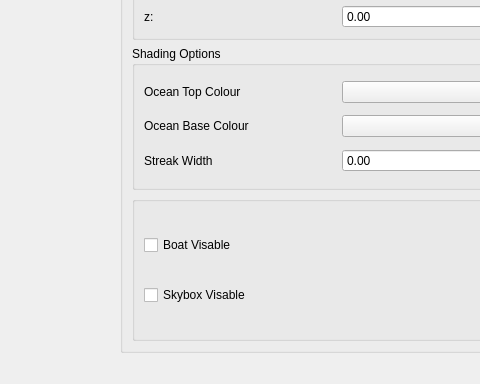
Qt form ui/mainwindow.ui (TobyGilbert/Ocean_Surface) before a commit; both pictures show x 327 to 807 and y 367 to 751 of the 893 by 751 pixel window.
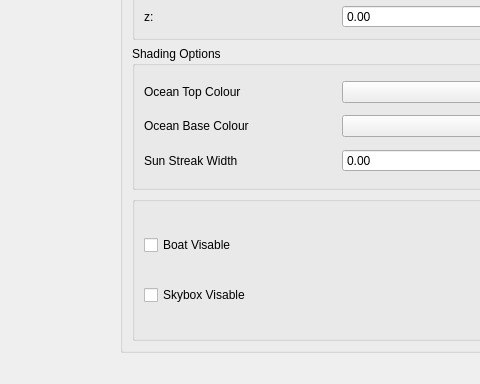
The same form after that commit.

```diff
--- a/ui/mainwindow.ui
+++ b/ui/mainwindow.ui
@@ -64,7 +64,7 @@
           <item row="3" column="0">
            <widget class="QLabel" name="label_12">
             <property name="text">
-             <string>Streak Width</string>
+             <string>Sun Streak Width</string>
             </property>
            </widget>
           </item>
```
Left out of the diff: 4 changed lines with no effect on the pictures.
